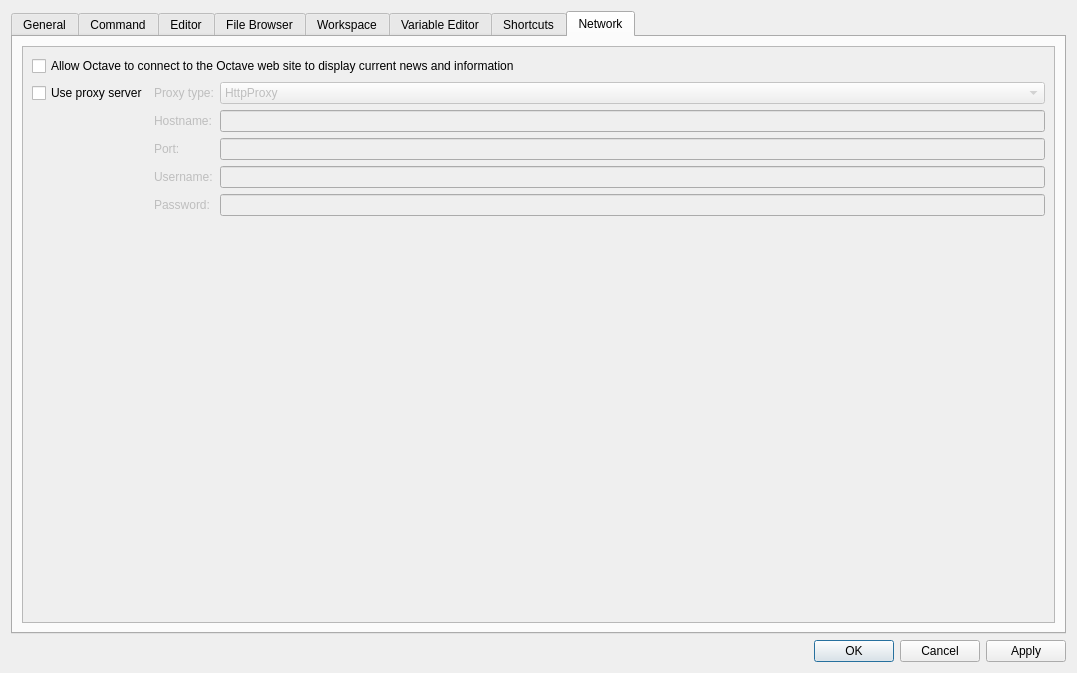
First picture: the form in libgui/src/settings-dialog.ui, repository gnu-octave/octave, before the edit.
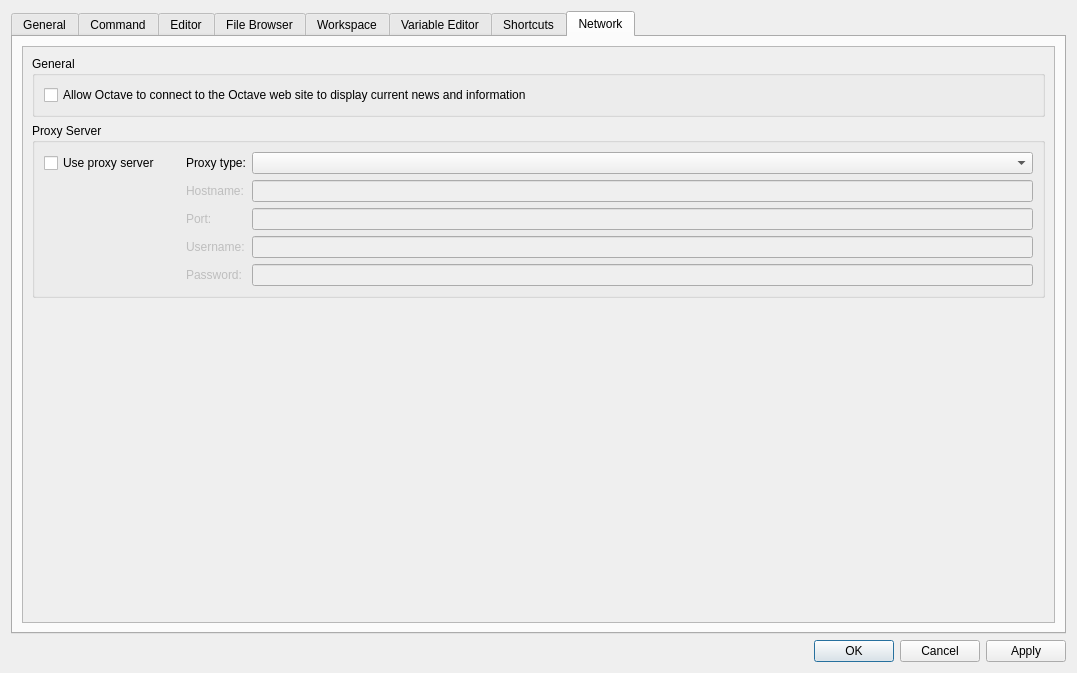
Second picture: the form after the edit. The open tabs and pages were chosen to show the change.

Commit message: reorganize network preferences in settings dialog

```diff
--- a/libgui/src/settings-dialog.ui
+++ b/libgui/src/settings-dialog.ui
@@ -2829,7 +2829,11 @@
           </property>
           <layout class="QVBoxLayout" name="verticalLayout_20">
            <item>
-            <layout class="QVBoxLayout" name="verticalLayout">
+            <widget class="QGroupBox" name="groupBox_12">
+             <property name="title">
+              <string>General</string>
+             </property>
+             <layout class="QVBoxLayout" name="verticalLayout_33">
              <item>
               <widget class="QCheckBox" name="checkbox_allow_web_connect">
                <property name="text">
@@ -2837,10 +2841,21 @@
                </property>
               </widget>
              </item>
+             </layout>
+            </widget>
+           </item>
+           <item>
+            <widget class="QGroupBox" name="groupBox_13">
+             <property name="title">
+              <string>Proxy Server</string>
+             </property>
+             <layout class="QVBoxLayout" name="verticalLayout_34">
+              <item>
+               <layout class="QVBoxLayout" name="verticalLayout">
              <item>
               <layout class="QGridLayout" name="gridLayout_5">
-               <item row="1" column="1">
-                <widget class="QLabel" name="label_4">
+                  <item row="1" column="2">
+                   <widget class="QLabel" name="proxy_host_name_label">
                  <property name="enabled">
                   <bool>false</bool>
                  </property>
@@ -2849,25 +2864,18 @@
                  </property>
                 </widget>
                </item>
-               <item row="0" column="2">
-                <widget class="QComboBox" name="proxyType">
+                  <item row="0" column="3">
+                   <widget class="QComboBox" name="proxy_type">
                  <property name="enabled">
-                  <bool>false</bool>
-                 </property>
-                 <item>
-                  <property name="text">
-                   <string>HttpProxy</string>
-                  </property>
-                 </item>
-                 <item>
-                  <property name="text">
-                   <string>Socks5Proxy</string>
-                  </property>
-                 </item>
-                </widget>
-               </item>
-               <item row="3" column="1">
-                <widget class="QLabel" name="label_6">
+                     <bool>true</bool>
+                    </property>
+                    <property name="toolTip">
+                     <string>&lt;html&gt;&lt;head/&gt;&lt;body&gt;&lt;p&gt;Select &lt;span style=&quot; font-style:italic;&quot;&gt;HttpProxy&lt;/span&gt;, &lt;span style=&quot; font-style:italic;&quot;&gt;Sock5Proxy&lt;/span&gt; or &lt;span style=&quot; font-style:italic;&quot;&gt;Environment Variables&lt;/span&gt;. With the last selection, the proxy is taken from the first non-empty environment variable ALL_PROXY, HTTP_PROXY or HTTPS_PROXY .&lt;/p&gt;&lt;/body&gt;&lt;/html&gt;</string>
+                    </property>
+                   </widget>
+                  </item>
+                  <item row="3" column="2">
+                   <widget class="QLabel" name="proxy_username_label">
                  <property name="enabled">
                   <bool>false</bool>
                  </property>
@@ -2876,25 +2884,18 @@
                  </property>
                 </widget>
                </item>
-               <item row="0" column="0">
-                <widget class="QCheckBox" name="useProxyServer">
-                 <property name="text">
-                  <string>Use proxy server</string>
-                 </property>
-                </widget>
-               </item>
-               <item row="0" column="1">
-                <widget class="QLabel" name="label_3">
+                  <item row="0" column="2">
+                   <widget class="QLabel" name="proxy_type_label">
                  <property name="enabled">
-                  <bool>false</bool>
+                     <bool>true</bool>
                  </property>
                  <property name="text">
                   <string>Proxy type:</string>
                  </property>
                 </widget>
                </item>
-               <item row="2" column="1">
-                <widget class="QLabel" name="label_5">
+                  <item row="2" column="2">
+                   <widget class="QLabel" name="proxy_port_label">
                  <property name="enabled">
                   <bool>false</bool>
                  </property>
@@ -2903,39 +2904,39 @@
                  </property>
                 </widget>
                </item>
-               <item row="4" column="1">
-                <widget class="QLabel" name="label_7">
-                 <property name="enabled">
-                  <bool>false</bool>
-                 </property>
-                 <property name="text">
-                  <string>Password:</string>
-                 </property>
-                </widget>
-               </item>
-               <item row="1" column="2">
-                <widget class="QLineEdit" name="proxyHostName">
-                 <property name="enabled">
-                  <bool>false</bool>
-                 </property>
-                </widget>
-               </item>
-               <item row="2" column="2">
-                <widget class="QLineEdit" name="proxyPort">
-                 <property name="enabled">
-                  <bool>false</bool>
-                 </property>
-                </widget>
-               </item>
-               <item row="3" column="2">
-                <widget class="QLineEdit" name="proxyUserName">
-                 <property name="enabled">
-                  <bool>false</bool>
-                 </property>
-                </widget>
-               </item>
                <item row="4" column="2">
-                <widget class="QLineEdit" name="proxyPassword">
+                   <widget class="QLabel" name="proxy_password_label">
+                    <property name="enabled">
+                     <bool>false</bool>
+                    </property>
+                    <property name="text">
+                     <string>Password:</string>
+                    </property>
+                   </widget>
+                  </item>
+                  <item row="1" column="3">
+                   <widget class="QLineEdit" name="proxy_host_name">
+                    <property name="enabled">
+                     <bool>false</bool>
+                    </property>
+                   </widget>
+                  </item>
+                  <item row="2" column="3">
+                   <widget class="QLineEdit" name="proxy_port">
+                    <property name="enabled">
+                     <bool>false</bool>
+                    </property>
+                   </widget>
+                  </item>
+                  <item row="3" column="3">
+                   <widget class="QLineEdit" name="proxy_username">
+                    <property name="enabled">
+                     <bool>false</bool>
+                    </property>
+                   </widget>
+                  </item>
+                  <item row="4" column="3">
+                   <widget class="QLineEdit" name="proxy_password">
                  <property name="enabled">
                   <bool>false</bool>
                  </property>
@@ -2944,9 +2945,35 @@
                  </property>
                 </widget>
                </item>
+                  <item row="0" column="0">
+                   <widget class="QCheckBox" name="use_proxy_server">
+                    <property name="text">
+                     <string>Use proxy server</string>
+                    </property>
+                   </widget>
+                  </item>
+                  <item row="0" column="1">
+                   <spacer name="horizontalSpacer_30">
+                    <property name="orientation">
+                     <enum>Qt::Horizontal</enum>
+                    </property>
+                    <property name="sizeType">
+                     <enum>QSizePolicy::Fixed</enum>
+                    </property>
+                    <property name="sizeHint" stdset="0">
+                     <size>
+                      <width>20</width>
+                      <height>20</height>
+                     </size>
+                    </property>
+                   </spacer>
+                  </item>
               </layout>
              </item>
             </layout>
+              </item>
+             </layout>
+            </widget>
            </item>
            <item>
             <spacer name="verticalSpacer_5">
```
Left out of the diff: 164 changed lines with no effect on the pictures. Lines whose indentation alone changed are shown as unchanged. The commit also changes 3 other files.
